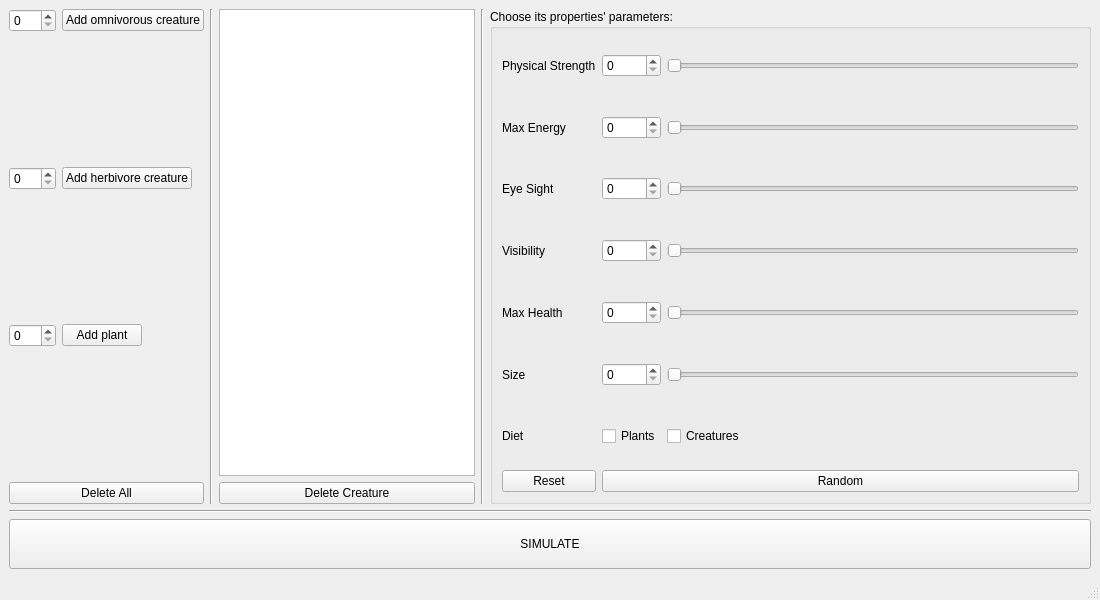
Natali124/Evolution-Simulator, file Evolution_1/mainwindow.ui: the form before one commit.
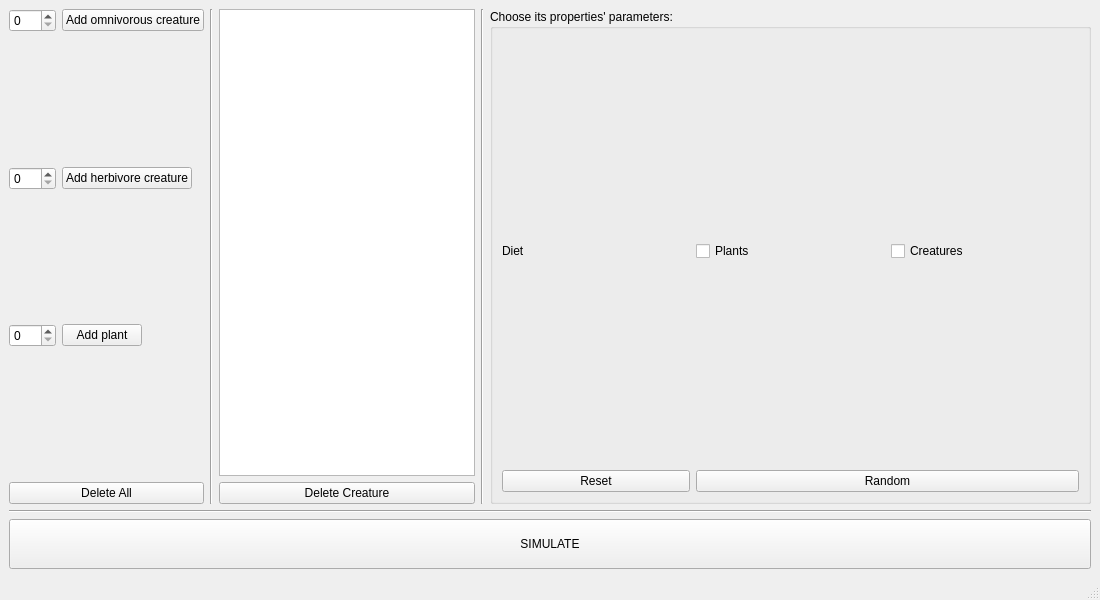
The form after the commit.

Diff of the .ui file:
```diff
--- a/Evolution_1/mainwindow.ui
+++ b/Evolution_1/mainwindow.ui
@@ -89,227 +89,7 @@
          <property name="sizeConstraint">
           <enum>QLayout::SetMinAndMaxSize</enum>
          </property>
-         <item row="1" column="0">
-          <widget class="QLabel" name="P_strength_t">
-           <property name="sizePolicy">
-            <sizepolicy hsizetype="Minimum" vsizetype="Expanding">
-             <horstretch>0</horstretch>
-             <verstretch>0</verstretch>
-            </sizepolicy>
-           </property>
-           <property name="text">
-            <string>Physical Strength</string>
-           </property>
-          </widget>
-         </item>
-         <item row="1" column="1">
-          <widget class="QSpinBox" name="P_strength_n">
-           <property name="sizePolicy">
-            <sizepolicy hsizetype="Preferred" vsizetype="Fixed">
-             <horstretch>0</horstretch>
-             <verstretch>0</verstretch>
-            </sizepolicy>
-           </property>
-           <property name="maximum">
-            <number>100</number>
-           </property>
-          </widget>
-         </item>
-         <item row="3" column="2">
-          <widget class="QSlider" name="max_energy_s">
-           <property name="sizePolicy">
-            <sizepolicy hsizetype="Expanding" vsizetype="Expanding">
-             <horstretch>0</horstretch>
-             <verstretch>0</verstretch>
-            </sizepolicy>
-           </property>
-           <property name="maximum">
-            <number>100</number>
-           </property>
-           <property name="orientation">
-            <enum>Qt::Horizontal</enum>
-           </property>
-          </widget>
-         </item>
-         <item row="7" column="2">
-          <widget class="QSlider" name="visibility_s">
-           <property name="sizePolicy">
-            <sizepolicy hsizetype="Expanding" vsizetype="Expanding">
-             <horstretch>0</horstretch>
-             <verstretch>0</verstretch>
-            </sizepolicy>
-           </property>
-           <property name="maximum">
-            <number>100</number>
-           </property>
-           <property name="orientation">
-            <enum>Qt::Horizontal</enum>
-           </property>
-          </widget>
-         </item>
-         <item row="9" column="1">
-          <widget class="QSpinBox" name="max_health_n">
-           <property name="sizePolicy">
-            <sizepolicy hsizetype="Preferred" vsizetype="Fixed">
-             <horstretch>0</horstretch>
-             <verstretch>0</verstretch>
-            </sizepolicy>
-           </property>
-           <property name="maximum">
-            <number>100</number>
-           </property>
-          </widget>
-         </item>
-         <item row="3" column="0">
-          <widget class="QLabel" name="max_energy_t">
-           <property name="sizePolicy">
-            <sizepolicy hsizetype="Minimum" vsizetype="Expanding">
-             <horstretch>0</horstretch>
-             <verstretch>0</verstretch>
-            </sizepolicy>
-           </property>
-           <property name="text">
-            <string>Max Energy</string>
-           </property>
-          </widget>
-         </item>
-         <item row="13" column="2">
-          <widget class="QCheckBox" name="eat_creature">
-           <property name="sizePolicy">
-            <sizepolicy hsizetype="Minimum" vsizetype="Expanding">
-             <horstretch>0</horstretch>
-             <verstretch>0</verstretch>
-            </sizepolicy>
-           </property>
-           <property name="text">
-            <string>Creatures</string>
-           </property>
-          </widget>
-         </item>
-         <item row="7" column="1">
-          <widget class="QSpinBox" name="visibility_n">
-           <property name="sizePolicy">
-            <sizepolicy hsizetype="Preferred" vsizetype="Fixed">
-             <horstretch>0</horstretch>
-             <verstretch>0</verstretch>
-            </sizepolicy>
-           </property>
-           <property name="maximum">
-            <number>100</number>
-           </property>
-          </widget>
-         </item>
-         <item row="5" column="0">
-          <widget class="QLabel" name="eye_sight_t">
-           <property name="sizePolicy">
-            <sizepolicy hsizetype="Preferred" vsizetype="Expanding">
-             <horstretch>0</horstretch>
-             <verstretch>0</verstretch>
-            </sizepolicy>
-           </property>
-           <property name="text">
-            <string>Eye Sight</string>
-           </property>
-          </widget>
-         </item>
-         <item row="11" column="1">
-          <widget class="QSpinBox" name="size_n">
-           <property name="sizePolicy">
-            <sizepolicy hsizetype="Preferred" vsizetype="Fixed">
-             <horstretch>0</horstretch>
-             <verstretch>0</verstretch>
-            </sizepolicy>
-           </property>
-           <property name="maximum">
-            <number>100</number>
-           </property>
-          </widget>
-         </item>
-         <item row="11" column="2">
-          <widget class="QSlider" name="size_s">
-           <property name="sizePolicy">
-            <sizepolicy hsizetype="Expanding" vsizetype="Expanding">
-             <horstretch>0</horstretch>
-             <verstretch>0</verstretch>
-            </sizepolicy>
-           </property>
-           <property name="maximum">
-            <number>100</number>
-           </property>
-           <property name="orientation">
-            <enum>Qt::Horizontal</enum>
-           </property>
-          </widget>
-         </item>
-         <item row="9" column="0">
-          <widget class="QLabel" name="max_health_t">
-           <property name="sizePolicy">
-            <sizepolicy hsizetype="Preferred" vsizetype="Expanding">
-             <horstretch>0</horstretch>
-             <verstretch>0</verstretch>
-            </sizepolicy>
-           </property>
-           <property name="text">
-            <string>Max Health</string>
-           </property>
-          </widget>
-         </item>
-         <item row="5" column="2">
-          <widget class="QSlider" name="eye_sight_s">
-           <property name="sizePolicy">
-            <sizepolicy hsizetype="Expanding" vsizetype="Expanding">
-             <horstretch>0</horstretch>
-             <verstretch>0</verstretch>
-            </sizepolicy>
-           </property>
-           <property name="maximum">
-            <number>100</number>
-           </property>
-           <property name="orientation">
-            <enum>Qt::Horizontal</enum>
-           </property>
-          </widget>
-         </item>
-         <item row="3" column="1">
-          <widget class="QSpinBox" name="max_energy_n">
-           <property name="sizePolicy">
-            <sizepolicy hsizetype="Preferred" vsizetype="Fixed">
-             <horstretch>0</horstretch>
-             <verstretch>0</verstretch>
-            </sizepolicy>
-           </property>
-           <property name="maximum">
-            <number>100</number>
-           </property>
-          </widget>
-         </item>
-         <item row="14" column="0">
-          <widget class="QPushButton" name="button_reset">
-           <property name="sizePolicy">
-            <sizepolicy hsizetype="Preferred" vsizetype="Fixed">
-             <horstretch>0</horstretch>
-             <verstretch>0</verstretch>
-            </sizepolicy>
-           </property>
-           <property name="text">
-            <string>Reset</string>
-           </property>
-          </widget>
-         </item>
-         <item row="5" column="1">
-          <widget class="QSpinBox" name="eye_sight_n">
-           <property name="sizePolicy">
-            <sizepolicy hsizetype="Preferred" vsizetype="Fixed">
-             <horstretch>0</horstretch>
-             <verstretch>0</verstretch>
-            </sizepolicy>
-           </property>
-           <property name="maximum">
-            <number>100</number>
-           </property>
-          </widget>
-         </item>
-         <item row="14" column="1" colspan="2">
+         <item row="8" column="1" colspan="2">
           <widget class="QPushButton" name="button_rdm">
            <property name="sizePolicy">
             <sizepolicy hsizetype="Preferred" vsizetype="Fixed">
@@ -322,7 +102,20 @@
            </property>
           </widget>
          </item>
-         <item row="13" column="1">
+         <item row="8" column="0">
+          <widget class="QPushButton" name="button_reset">
+           <property name="sizePolicy">
+            <sizepolicy hsizetype="Preferred" vsizetype="Fixed">
+             <horstretch>0</horstretch>
+             <verstretch>0</verstretch>
+            </sizepolicy>
+           </property>
+           <property name="text">
+            <string>Reset</string>
+           </property>
+          </widget>
+         </item>
+         <item row="7" column="1">
           <widget class="QCheckBox" name="eat_plant">
            <property name="sizePolicy">
             <sizepolicy hsizetype="Minimum" vsizetype="Expanding">
@@ -336,48 +129,6 @@
           </widget>
          </item>
          <item row="7" column="0">
-          <widget class="QLabel" name="visibility_t">
-           <property name="sizePolicy">
-            <sizepolicy hsizetype="Preferred" vsizetype="Expanding">
-             <horstretch>0</horstretch>
-             <verstretch>0</verstretch>
-            </sizepolicy>
-           </property>
-           <property name="text">
-            <string>Visibility</string>
-           </property>
-          </widget>
-         </item>
-         <item row="9" column="2">
-          <widget class="QSlider" name="max_health_s">
-           <property name="sizePolicy">
-            <sizepolicy hsizetype="Expanding" vsizetype="Expanding">
-             <horstretch>0</horstretch>
-             <verstretch>0</verstretch>
-            </sizepolicy>
-           </property>
-           <property name="maximum">
-            <number>100</number>
-           </property>
-           <property name="orientation">
-            <enum>Qt::Horizontal</enum>
-           </property>
-          </widget>
-         </item>
-         <item row="11" column="0">
-          <widget class="QLabel" name="size_t">
-           <property name="sizePolicy">
-            <sizepolicy hsizetype="Preferred" vsizetype="Expanding">
-             <horstretch>0</horstretch>
-             <verstretch>0</verstretch>
-            </sizepolicy>
-           </property>
-           <property name="text">
-            <string>Size</string>
-           </property>
-          </widget>
-         </item>
-         <item row="13" column="0">
           <widget class="QLabel" name="eat_t">
            <property name="sizePolicy">
             <sizepolicy hsizetype="Preferred" vsizetype="Expanding">
@@ -390,25 +141,16 @@
            </property>
           </widget>
          </item>
-         <item row="1" column="2">
-          <widget class="QSlider" name="P_strength_s">
+         <item row="7" column="2">
+          <widget class="QCheckBox" name="eat_creature">
            <property name="sizePolicy">
-            <sizepolicy hsizetype="Expanding" vsizetype="Expanding">
+            <sizepolicy hsizetype="Minimum" vsizetype="Expanding">
              <horstretch>0</horstretch>
              <verstretch>0</verstretch>
             </sizepolicy>
            </property>
-           <property name="minimumSize">
-            <size>
-             <width>0</width>
-             <height>0</height>
-            </size>
-           </property>
-           <property name="maximum">
-            <number>100</number>
-           </property>
-           <property name="orientation">
-            <enum>Qt::Horizontal</enum>
+           <property name="text">
+            <string>Creatures</string>
            </property>
           </widget>
          </item>
```
Left out of the diff: 194 changed lines with no effect on the pictures.
